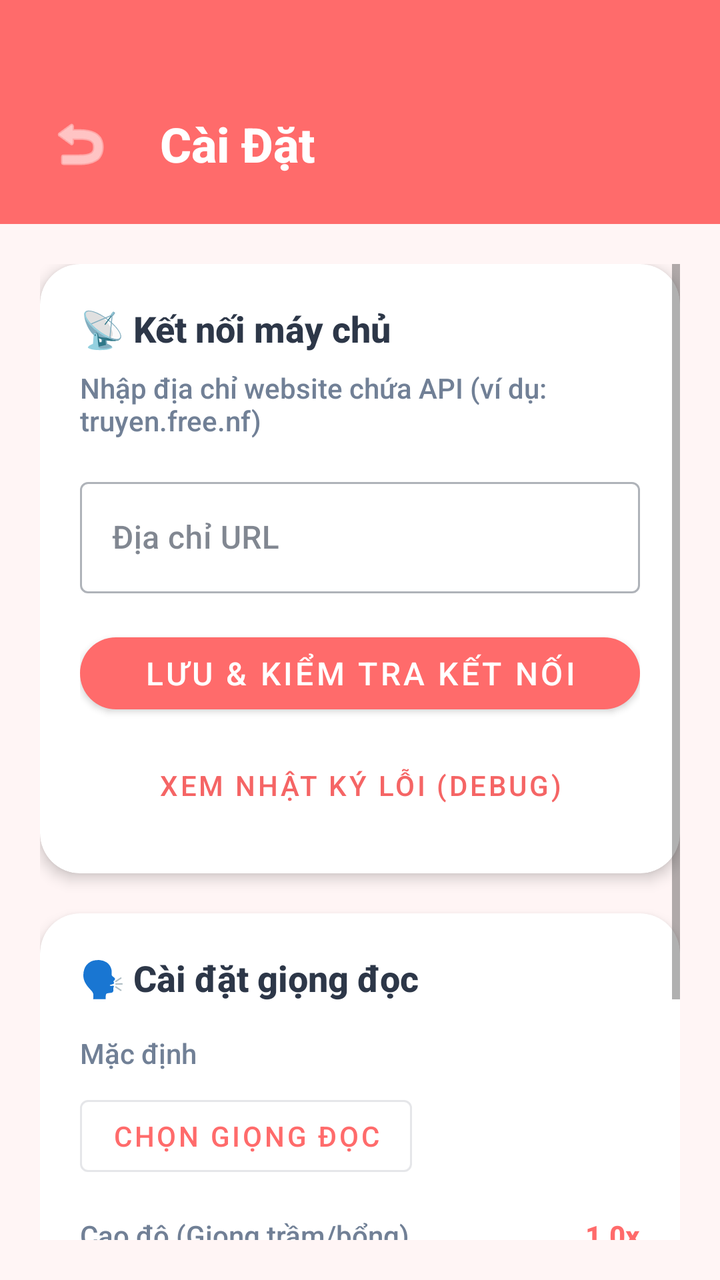
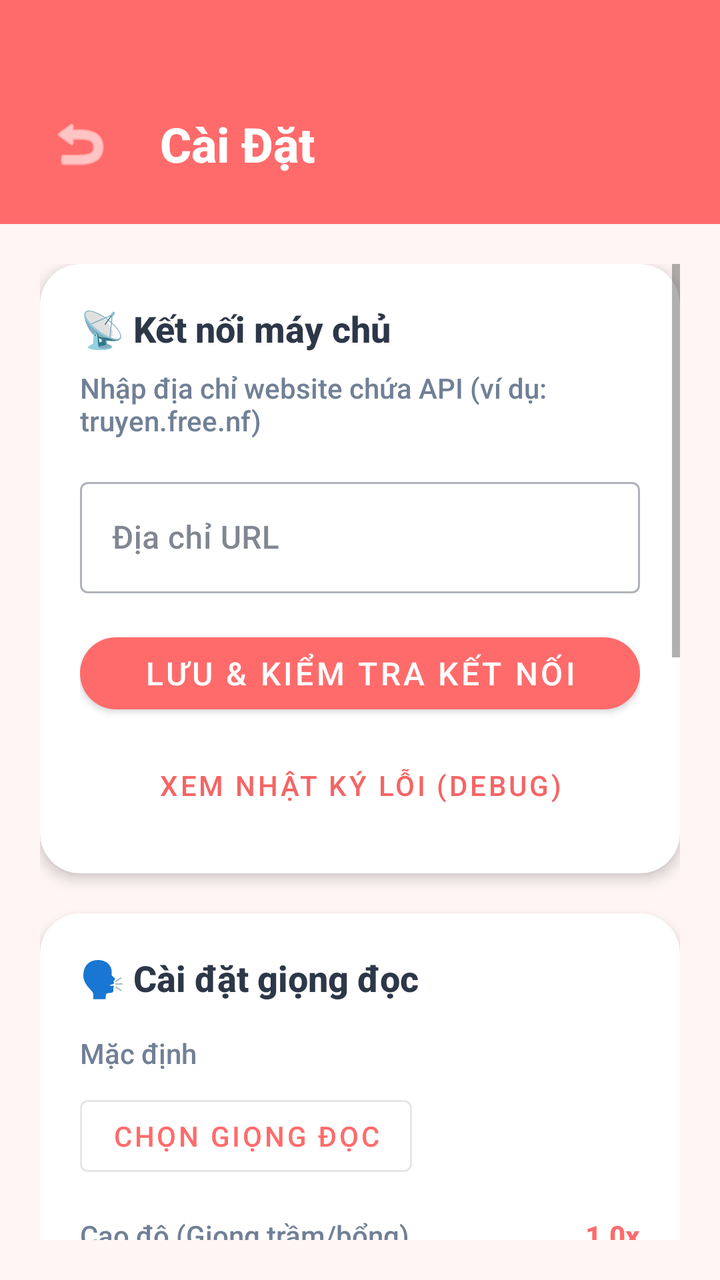

Screens rendered from an Android XML layout before and after an edit, with the pre-edit source and the edit as a unified diff.
<!-- AndroidManifest.xml: application theme Theme.DocTruyen -->
<!-- res/layout/activity_settings.xml -->
<?xml version="1.0" encoding="utf-8"?>
<LinearLayout xmlns:android="http://schemas.android.com/apk/res/android"
    xmlns:app="http://schemas.android.com/apk/res-auto"
    xmlns:tools="http://schemas.android.com/tools"
    android:layout_width="match_parent"
    android:layout_height="match_parent"
    android:orientation="vertical"
    android:background="@color/background"
    tools:context=".SettingsActivity">

    
    <LinearLayout
        android:layout_width="match_parent"
        android:layout_height="wrap_content"
        android:background="@color/primary"
        android:paddingTop="48dp"
        android:paddingBottom="16dp"
        android:paddingHorizontal="16dp"
        android:orientation="horizontal"
        android:gravity="center_vertical">
        
        <ImageButton
            android:id="@+id/btnBack"
            android:layout_width="48dp"
            android:layout_height="48dp"
            android:background="?attr/selectableItemBackgroundBorderless"
            android:src="@android:drawable/ic_menu_revert"
            android:contentDescription="@string/cd_back_button"
            app:tint="@color/text_on_primary" />
            
        <TextView
            android:layout_width="wrap_content"
            android:layout_height="wrap_content"
            android:text="@string/settings_title"
            android:textSize="24sp"
            android:textStyle="bold"
            android:textColor="@color/text_on_primary"
            android:layout_marginStart="16dp" />
            
    </LinearLayout>
    
    <ScrollView
        android:layout_width="match_parent"
        android:layout_height="match_parent"
        android:padding="20dp">
        
        <LinearLayout
            android:layout_width="match_parent"
            android:layout_height="wrap_content"
            android:orientation="vertical">
            
            
            <com.google.android.material.card.MaterialCardView
                android:layout_width="match_parent"
                android:layout_height="wrap_content"
                app:cardCornerRadius="20dp"
                app:cardElevation="4dp"
                app:cardBackgroundColor="@color/background_card">
                
                <LinearLayout
                    android:layout_width="match_parent"
                    android:layout_height="wrap_content"
                    android:orientation="vertical"
                    android:padding="20dp">
                    
                    <TextView
                        android:layout_width="wrap_content"
                        android:layout_height="wrap_content"
                        android:text="@string/settings_connection_title"
                        android:textSize="18sp"
                        android:textStyle="bold"
                        android:textColor="@color/text_primary" />
                        
                    <TextView
                        android:layout_width="wrap_content"
                        android:layout_height="wrap_content"
                        android:text="@string/settings_connection_desc"
                        android:textSize="14sp"
                        android:textColor="@color/text_secondary"
                        android:layout_marginTop="8dp" />
                        
                    <com.google.android.material.textfield.TextInputLayout
                        android:layout_width="match_parent"
                        android:layout_height="wrap_content"
                        android:layout_marginTop="16dp"
                        style="@style/Widget.MaterialComponents.TextInputLayout.OutlinedBox">
                        
                        <com.google.android.material.textfield.TextInputEditText
                            android:id="@+id/etBaseUrl"
                            android:layout_width="match_parent"
                            android:layout_height="wrap_content"
                            android:hint="@string/settings_url_hint"
                            android:inputType="textUri" />
                            
                    </com.google.android.material.textfield.TextInputLayout>
                    
                    <com.google.android.material.button.MaterialButton
                        android:id="@+id/btnSave"
                        android:layout_width="match_parent"
                        android:layout_height="wrap_content"
                        android:layout_marginTop="16dp"
                        android:text="@string/settings_save_btn"
                        android:textSize="16sp"
                        app:cornerRadius="24dp" />

                    <com.google.android.material.button.MaterialButton
                        android:id="@+id/btnViewLogs"
                        android:layout_width="match_parent"
                        android:layout_height="wrap_content"
                        android:layout_marginTop="8dp"
                        android:text="@string/settings_view_logs"
                        android:textSize="14sp"
                        style="@style/Widget.MaterialComponents.Button.TextButton"
                        android:textColor="@color/error" />

                </LinearLayout>
                
            </com.google.android.material.card.MaterialCardView>
            
            
            <com.google.android.material.card.MaterialCardView
                android:layout_width="match_parent"
                android:layout_height="wrap_content"
                android:layout_marginTop="20dp"
                app:cardCornerRadius="20dp"
                app:cardElevation="4dp"
                app:cardBackgroundColor="@color/background_card">
                
                <LinearLayout
                    android:layout_width="match_parent"
                    android:layout_height="wrap_content"
                    android:orientation="vertical"
                    android:padding="20dp">
                    
                    <TextView
                        android:layout_width="wrap_content"
                        android:layout_height="wrap_content"
                        android:text="@string/settings_voice_title"
                        android:textSize="18sp"
                        android:textStyle="bold"
                        android:textColor="@color/text_primary" />
                        
                    
                    <TextView
                        android:id="@+id/tvCurrentVoice"
                        android:layout_width="match_parent"
                        android:layout_height="wrap_content"
                        android:layout_marginTop="16dp"
                        android:text="@string/settings_voice_default"
                        android:textColor="@color/text_secondary" />
                        
                    <com.google.android.material.button.MaterialButton
                        android:id="@+id/btnSelectVoice"
                        android:layout_width="wrap_content"
                        android:layout_height="wrap_content"
                        android:layout_marginTop="8dp"
                        android:text="@string/settings_select_voice_btn"
                        style="@style/Widget.MaterialComponents.Button.OutlinedButton" />
                    
                    
                    <LinearLayout
                        android:layout_width="match_parent"
                        android:layout_height="wrap_content"
                        android:layout_marginTop="16dp"
                        android:orientation="horizontal"
                        android:gravity="center_vertical">
                        
                        <TextView
                            android:layout_width="0dp"
                            android:layout_height="wrap_content"
                            android:layout_weight="1"
                            android:text="@string/settings_pitch"
                            android:textColor="@color/text_secondary" />
                            
                        <TextView
                            android:id="@+id/tvPitchValue"
                            android:layout_width="wrap_content"
                            android:layout_height="wrap_content"
                            android:textColor="@color/primary"
                            android:textStyle="bold"
                            android:text="1.0x" />
                    </LinearLayout>
                        
                    <com.google.android.material.slider.Slider
                        android:id="@+id/sliderPitch"
                        android:layout_width="match_parent"
                        android:layout_height="wrap_content"
                        android:valueFrom="0.5"
                        android:valueTo="2.0"
                        android:value="1.0"
                        android:stepSize="0.1" />

                    
                    <LinearLayout
                        android:layout_width="match_parent"
                        android:layout_height="wrap_content"
                        android:layout_marginTop="8dp"
                        android:orientation="horizontal"
                        android:gravity="center_vertical">
                        
                        <TextView
                            android:layout_width="0dp"
                            android:layout_height="wrap_content"
                            android:layout_weight="1"
                            android:text="@string/settings_speed"
                            android:textColor="@color/text_secondary" />
                            
                        <TextView
                            android:id="@+id/tvSpeedValue"
                            android:layout_width="wrap_content"
                            android:layout_height="wrap_content"
                            android:textColor="@color/primary"
                            android:textStyle="bold"
                            android:text="1.0x" />
                    </LinearLayout>
                        
                    <com.google.android.material.slider.Slider
                        android:id="@+id/sliderSpeed"
                        android:layout_width="match_parent"
                        android:layout_height="wrap_content"
                        android:valueFrom="0.5"
                        android:valueTo="2.0"
                        android:value="1.0"
                        android:stepSize="0.1" />
                        
                </LinearLayout>
                
            </com.google.android.material.card.MaterialCardView>
            
            <LinearLayout
                android:layout_width="match_parent"
                android:layout_height="wrap_content"
                android:layout_marginTop="24dp"
                android:gravity="center"
                android:orientation="vertical">
                
                <TextView
                    android:id="@+id/tvVersion"
                    android:layout_width="wrap_content"
                    android:layout_height="wrap_content"
                    android:text="@string/app_version"
                    android:textColor="@color/text_hint" />
                    
            </LinearLayout>
            
        </LinearLayout>
        
    </ScrollView>

</LinearLayout>
<!-- resources referenced by this layout -->
<resources>
  <color name="background">#FFF5F5</color>
  <color name="background_card">#FFFFFF</color>
  <color name="error">#F56565</color>
  <color name="primary">#FF6B6B</color>
  <color name="text_hint">#A0AEC0</color>
  <color name="text_on_primary">#FFFFFF</color>
  <color name="text_primary">#2D3748</color>
  <color name="text_secondary">#718096</color>
  <string name="app_version">DocTruyen v1.0</string>
  <string name="cd_back_button">Nút quay lại</string>
  <string name="settings_connection_desc">Nhập địa chỉ website chứa API (ví dụ: truyen.free.nf)</string>
  <string name="settings_connection_title">📡 Kết nối máy chủ</string>
  <string name="settings_pitch">Cao độ (Giọng trầm/bổng)</string>
  <string name="settings_save_btn">Lưu &amp; Kiểm tra kết nối</string>
  <string name="settings_select_voice_btn">Chọn Giọng Đọc</string>
  <string name="settings_speed">Tốc độ đọc</string>
  <string name="settings_title">Cài Đặt</string>
  <string name="settings_url_hint">Địa chỉ URL</string>
  <string name="settings_view_logs">Xem Nhật Ký Lỗi (Debug)</string>
  <string name="settings_voice_default">Mặc định</string>
  <string name="settings_voice_title">🗣️ Cài đặt giọng đọc</string>
  <style name="Theme.DocTruyen" parent="Theme.MaterialComponents.Light.NoActionBar">
          
          <item name="colorPrimary">@color/primary</item>
          <item name="colorPrimaryDark">@color/primary_dark</item>
          <item name="colorPrimaryVariant">@color/primary_dark</item>
          <item name="colorOnPrimary">@color/text_on_primary</item>
          
          
          <item name="colorSecondary">@color/secondary</item>
          <item name="colorSecondaryVariant">@color/secondary_dark</item>
          <item name="colorOnSecondary">@color/text_on_primary</item>
          
          
          <item name="android:colorBackground">@color/background</item>
          <item name="colorSurface">@color/background_card</item>
          <item name="colorOnSurface">@color/text_primary</item>
          
          
          <item name="android:statusBarColor">@color/primary</item>
          <item name="android:navigationBarColor">@color/background</item>
          
          
          <item name="android:windowLightStatusBar" tools:targetApi="m">false</item>
          <item name="android:windowLightNavigationBar" tools:targetApi="o_mr1">true</item>
          
          
          <item name="colorControlHighlight">@color/primary_light</item>
          
          
          <item name="android:fontFamily">sans-serif-medium</item>
      </style>
  <color name="primary_dark">#EE5A5A</color>
  <color name="secondary">#4ECDC4</color>
  <color name="secondary_dark">#3DBDB5</color>
  <color name="primary_light">#FF8A8A</color>
</resources>

<!-- the commit's change to res/layout/activity_settings.xml (unified diff, before → after) -->
@@ -227,24 +227,228 @@
                 
             </com.google.android.material.card.MaterialCardView>
             
+            
+            <com.google.android.material.card.MaterialCardView
+                android:layout_width="match_parent"
+                android:layout_height="wrap_content"
+                android:layout_marginTop="20dp"
+                app:cardCornerRadius="20dp"
+                app:cardElevation="4dp"
+                app:cardBackgroundColor="@color/background_card">
+
+                <LinearLayout
+                    android:layout_width="match_parent"
+                    android:layout_height="wrap_content"
+                    android:orientation="vertical"
+                    android:padding="20dp">
+
+                    <TextView
+                        android:layout_width="wrap_content"
+                        android:layout_height="wrap_content"
+                        android:text="@string/settings_cadence_title"
+                        android:textSize="18sp"
+                        android:textStyle="bold"
+                        android:textColor="@color/text_primary" />
+
+                    <TextView
+                        android:layout_width="wrap_content"
+                        android:layout_height="wrap_content"
+                        android:text="@string/settings_cadence_desc"
+                        android:textSize="13sp"
+                        android:textColor="@color/text_secondary"
+                        android:layout_marginTop="6dp" />
+
+                    
+                    <TextView
+                        android:layout_width="wrap_content"
+                        android:layout_height="wrap_content"
+                        android:text="@string/settings_cadence_presets"
+                        android:textSize="14sp"
+                        android:textStyle="bold"
+                        android:textColor="@color/text_primary"
+                        android:layout_marginTop="16dp" />
+
+                    <LinearLayout
+                        android:layout_width="match_parent"
+                        android:layout_height="wrap_content"
+                        android:orientation="horizontal"
+                        android:layout_marginTop="8dp">
+
+                        <com.google.android.material.button.MaterialButton
+                            android:id="@+id/btnPresetStandard"
+                            android:layout_width="0dp"
+                            android:layout_height="wrap_content"
+                            android:layout_weight="1"
+                            android:text="@string/preset_standard"
+                            android:textSize="11sp"
+                            android:paddingHorizontal="4dp"
+                            style="@style/Widget.MaterialComponents.Button.OutlinedButton" />
+
+                        <com.google.android.material.button.MaterialButton
+                            android:id="@+id/btnPresetFast"
+                            android:layout_width="0dp"
+                            android:layout_height="wrap_content"
+                            android:layout_weight="1"
+                            android:layout_marginStart="6dp"
+                            android:text="@string/preset_fast"
+                            android:textSize="11sp"
+                            android:paddingHorizontal="4dp"
+                            style="@style/Widget.MaterialComponents.Button.OutlinedButton" />
+
+                        <com.google.android.material.button.MaterialButton
+                            android:id="@+id/btnPresetEmotional"
+                            android:layout_width="0dp"
+                            android:layout_height="wrap_content"
+                            android:layout_weight="1"
+                            android:layout_marginStart="6dp"
+                            android:text="@string/preset_emotional"
+                            android:textSize="11sp"
+                            android:paddingHorizontal="4dp"
+                            style="@style/Widget.MaterialComponents.Button.OutlinedButton" />
+
+                    </LinearLayout>
+
+                    
+                    <LinearLayout
+                        android:layout_width="match_parent"
+                        android:layout_height="wrap_content"
+                        android:layout_marginTop="16dp"
+                        android:orientation="horizontal"
+                        android:gravity="center_vertical">
+
+                        <TextView
+                            android:layout_width="0dp"
+                            android:layout_height="wrap_content"
+                            android:layout_weight="1"
+                            android:text="@string/settings_pause_sentence"
+                            android:textColor="@color/text_secondary" />
+
+                        <TextView
+                            android:id="@+id/tvPauseSentenceValue"
+                            android:layout_width="wrap_content"
+                            android:layout_height="wrap_content"
+                            android:textColor="@color/primary"
+                            android:textStyle="bold"
+                            android:text="400 ms" />
+                    </LinearLayout>
+
+                    <com.google.android.material.slider.Slider
+                        android:id="@+id/sliderPauseSentence"
+                        android:layout_width="match_parent"
+                        android:layout_height="wrap_content"
+                        android:valueFrom="150"
+                        android:valueTo="1000"
+                        android:value="400"
+                        android:stepSize="50" />
+
+                    
+                    <LinearLayout
+                        android:layout_width="match_parent"
+                        android:layout_height="wrap_content"
+                        android:layout_marginTop="8dp"
+                        android:orientation="horizontal"
+                        android:gravity="center_vertical">
+
+                        <TextView
+                            android:layout_width="0dp"
+                            android:layout_height="wrap_content"
+                            android:layout_weight="1"
+                            android:text="@string/settings_pause_paragraph"
+                            android:textColor="@color/text_secondary" />
+
+                        <TextView
+                            android:id="@+id/tvPauseParagraphValue"
+                            android:layout_width="wrap_content"
+                            android:layout_height="wrap_content"
+                            android:textColor="@color/primary"
+                            android:textStyle="bold"
+                            android:text="650 ms" />
+                    </LinearLayout>
+
+                    <com.google.android.material.slider.Slider
+                        android:id="@+id/sliderPauseParagraph"
+                        android:layout_width="match_parent"
+                        android:layout_height="wrap_content"
+                        android:valueFrom="300"
+                        android:valueTo="1500"
+                        android:value="650"
+                        android:stepSize="50" />
+
+                    
+                    <LinearLayout
+                        android:layout_width="match_parent"
+                        android:layout_height="wrap_content"
+                        android:layout_marginTop="8dp"
+                        android:orientation="horizontal"
+                        android:gravity="center_vertical">
+
+                        <TextView
+                            android:layout_width="0dp"
+                            android:layout_height="wrap_content"
+                            android:layout_weight="1"
+                            android:text="@string/settings_pause_clause"
+                            android:textColor="@color/text_secondary" />
+
+                        <TextView
+                            android:id="@+id/tvPauseClauseValue"
+                            android:layout_width="wrap_content"
+                            android:layout_height="wrap_content"
+                            android:textColor="@color/primary"
+                            android:textStyle="bold"
+                            android:text="180 ms" />
+                    </LinearLayout>
+
+                    <com.google.android.material.slider.Slider
+                        android:id="@+id/sliderPauseClause"
+                        android:layout_width="match_parent"
+                        android:layout_height="wrap_content"
+                        android:valueFrom="50"
+                        android:valueTo="500"
+                        android:value="180"
+                        android:stepSize="10" />
+
+                    
+                    <com.google.android.material.switchmaterial.SwitchMaterial
+                        android:id="@+id/switchDebugLogging"
+                        android:layout_width="match_parent"
+                        android:layout_height="wrap_content"
+                        android:layout_marginTop="12dp"
+                        android:text="@string/settings_debug_logging"
+                        android:textColor="@color/text_primary"
+                        android:checked="true" />
+
+                    
+                    <com.google.android.material.button.MaterialButton
+                        android:id="@+id/btnViewTimingLogs"
+                        android:layout_width="match_parent"
+                        android:layout_height="wrap_content"
+                        android:layout_marginTop="12dp"
+                        android:text="@string/settings_view_timing_logs"
+                        android:textSize="14sp"
+                        style="@style/Widget.MaterialComponents.Button.OutlinedButton" />
+
+                </LinearLayout>
+
+            </com.google.android.material.card.MaterialCardView>
+
             <LinearLayout
                 android:layout_width="match_parent"
                 android:layout_height="wrap_content"
                 android:layout_marginTop="24dp"
                 android:gravity="center"
                 android:orientation="vertical">
-                
+
                 <TextView
                     android:id="@+id/tvVersion"
                     android:layout_width="wrap_content"
                     android:layout_height="wrap_content"
                     android:text="@string/app_version"
                     android:textColor="@color/text_hint" />
-                    
+
             </LinearLayout>
-            
+
         </LinearLayout>
-        
+
     </ScrollView>
 
 </LinearLayout>
<!-- resource entries referenced after the edit -->
@@ -10,8 +10,18 @@
   <color name="text_secondary">#718096</color>
   <string name="app_version">DocTruyen v1.0</string>
   <string name="cd_back_button">Nút quay lại</string>
+  <string name="preset_emotional">Truyện cảm xúc / Ngắt dài</string>
+  <string name="preset_fast">Đọc nhanh / Ngắt ngắn</string>
+  <string name="preset_standard">Chuẩn / Tự nhiên</string>
+  <string name="settings_cadence_desc">Tùy chỉnh thời gian ngừng nghỉ giữa các câu, đoạn và vế câu để tạo cảm giác tự nhiên nhất.</string>
+  <string name="settings_cadence_presets">Cấu hình mẫu</string>
+  <string name="settings_cadence_title">⏳ Nhịp điệu giọng đọc (Ngắt nghỉ câu/đoạn)</string>
   <string name="settings_connection_desc">Nhập địa chỉ website chứa API (ví dụ: truyen.free.nf)</string>
   <string name="settings_connection_title">📡 Kết nối máy chủ</string>
+  <string name="settings_debug_logging">Bật ghi nhật ký đo đạc (Debug Logs)</string>
+  <string name="settings_pause_clause">Nghỉ ngắt ý (, ; : —)</string>
+  <string name="settings_pause_paragraph">Nghỉ chuyển đoạn</string>
+  <string name="settings_pause_sentence">Nghỉ hết câu (. ! ? …)</string>
   <string name="settings_pitch">Cao độ (Giọng trầm/bổng)</string>
   <string name="settings_save_btn">Lưu &amp; Kiểm tra kết nối</string>
   <string name="settings_select_voice_btn">Chọn Giọng Đọc</string>
@@ -19,6 +29,7 @@
   <string name="settings_title">Cài Đặt</string>
   <string name="settings_url_hint">Địa chỉ URL</string>
   <string name="settings_view_logs">Xem Nhật Ký Lỗi (Debug)</string>
+  <string name="settings_view_timing_logs">⏱️ Xem Nhật Ký Đo Thời Gian Đọc</string>
   <string name="settings_voice_default">Mặc định</string>
   <string name="settings_voice_title">🗣️ Cài đặt giọng đọc</string>
   <style name="Theme.DocTruyen" parent="Theme.MaterialComponents.Light.NoActionBar">
